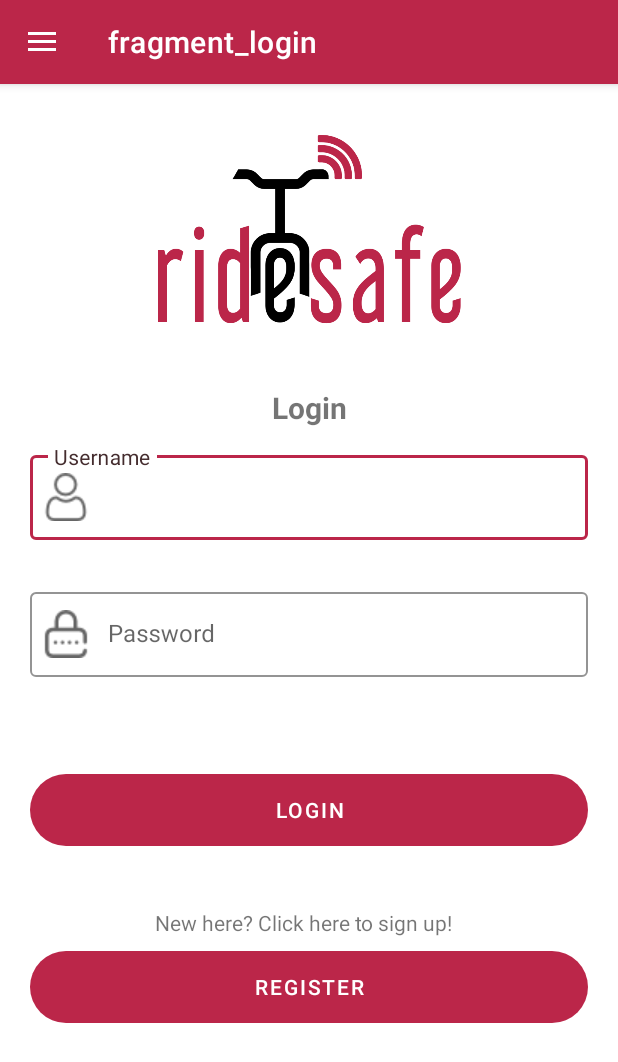
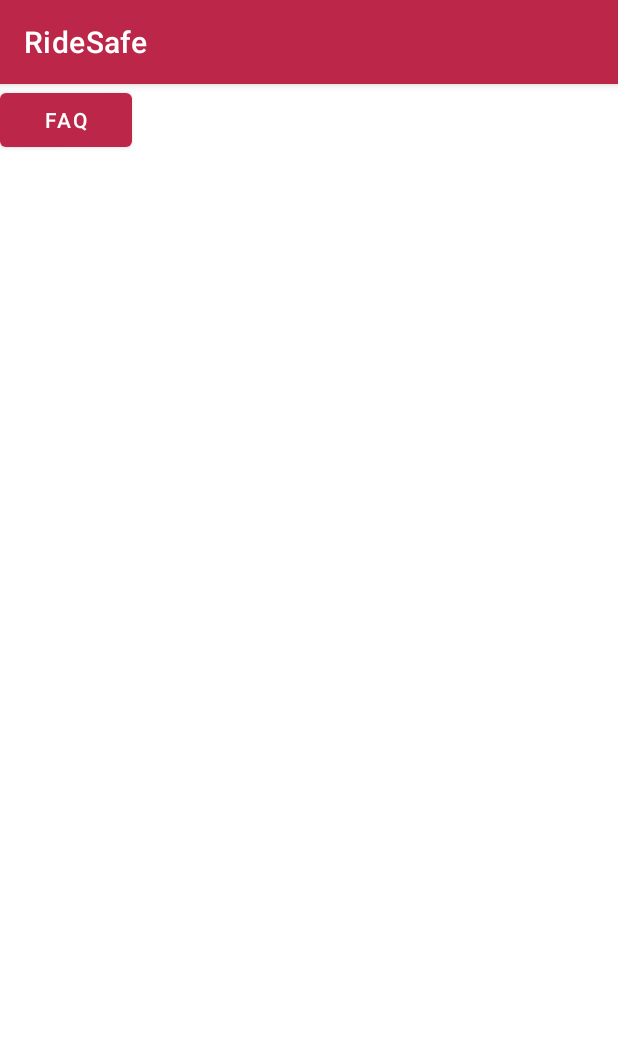
Before and after one commit to SirChubbx17/RideSafe, an Android app: the screen it shows after launch (MainActivity), on a phone screen of 412 x 824 dp. Shown: the top 1062 px of the screen. Run offline under Robolectric (Android 15) with nearby library versions, the phone set to English and light mode, and no system bars; our stand-ins replace data binding, navigation-ui; Roboto replaces fonts that are not available here.

Commit message:
updated faq

```diff
--- a/app/src/main/AndroidManifest.xml
+++ b/app/src/main/AndroidManifest.xml
@@ -28,6 +28,7 @@
                 android:name="android.app.lib_name"
                 android:value="" />
         </activity>
+        <activity android:name=".FAQ"></activity>
         <meta-data
             android:name="preloaded_fonts"
             android:resource="@array/preloaded_fonts" />
--- a/app/src/main/java/com/example/ridesafe/FAQ.kt
+++ b/app/src/main/java/com/example/ridesafe/FAQ.kt
@@ -32,5 +32,11 @@ class FAQ : AppCompatActivity() {
             "Lorem ipsum blah blah blah"
             )
         )
+        faqList.add(
+            FAQData(
+                "What is ridesafe?",
+                "Lorem ipsum blah blah blah"
+            )
+        )
     }
 }
--- a/app/src/main/java/com/example/ridesafe/MainActivity.kt
+++ b/app/src/main/java/com/example/ridesafe/MainActivity.kt
@@ -1,8 +1,10 @@
 package com.example.ridesafe
 
+import android.content.Intent
 import androidx.appcompat.app.AppCompatActivity
 import android.os.Bundle
 import android.view.MenuItem
+import android.widget.Button
 import androidx.appcompat.app.ActionBarDrawerToggle
 import androidx.databinding.DataBindingUtil
 import androidx.drawerlayout.widget.DrawerLayout
@@ -14,6 +16,17 @@ import com.google.android.material.navigation.NavigationView
 
 class MainActivity : AppCompatActivity() {
 
+    override fun onCreate(savedInstanceState: Bundle?) {
+        super.onCreate(savedInstanceState)
+        setContentView(R.layout.activity_main)
+
+        val button: Button = findViewById(R.id.btnFAQ)
+        button.setOnClickListener {
+            val intent = Intent(this@MainActivity, FAQ::class.java)
+            startActivity(intent)
+        }
+    }
+    /*
     private lateinit var drawerLayout: DrawerLayout
 
     override fun onCreate(savedInstanceState: Bundle?) {
@@ -31,7 +44,7 @@ class MainActivity : AppCompatActivity() {
     override fun onSupportNavigateUp(): Boolean {
         val navController = this.findNavController(R.id.myNavHostFragment)
         return NavigationUI.navigateUp(navController, drawerLayout)
-    }
+    }*/
 
 }
 
--- a/app/src/main/res/layout/activity_main.xml
+++ b/app/src/main/res/layout/activity_main.xml
@@ -4,7 +4,14 @@
     xmlns:app="http://schemas.android.com/apk/res-auto"
     tools:context="com.example.ridesafe.MainActivity">
 
-    <androidx.drawerlayout.widget.DrawerLayout
+    <Button
+        android:id="@+id/btnFAQ"
+        android:layout_width="wrap_content"
+        android:layout_height="wrap_content"
+        android:layout_centerInParent="true"
+        android:text="FAQ" />
+
+    <!--<androidx.drawerlayout.widget.DrawerLayout
         android:id="@+id/drawerLayout"
         android:layout_width="match_parent"
         android:layout_height="match_parent">
@@ -21,6 +28,7 @@
                 app:navGraph = "@navigation/navigation"
                 app:defaultNavHost = "true"
                 tools:layout="@layout/rs_frag_login" />
+
         </LinearLayout>
 
         <com.google.android.material.navigation.NavigationView
@@ -31,5 +39,7 @@
             app:headerLayout="@layout/nav_header"
             app:menu="@menu/nav_drawer"/>
 
-    </androidx.drawerlayout.widget.DrawerLayout>
+
+    </androidx.drawerlayout.widget.DrawerLayout>-->
+
 </layout>
--- a/app/src/main/res/layout/rs_frag_login.xml
+++ b/app/src/main/res/layout/rs_frag_login.xml
@@ -128,5 +128,7 @@
         app:layout_constraintEnd_toEndOf="parent"
         app:layout_constraintStart_toStartOf="parent"
         app:layout_constraintTop_toBottomOf="@+id/login_logo" />
+
+
 </androidx.constraintlayout.widget.ConstraintLayout>
 </layout>
--- a/app/src/main/res/navigation/navigation.xml
+++ b/app/src/main/res/navigation/navigation.xml
@@ -73,11 +73,11 @@
     </fragment>
     <fragment
         android:id="@+id/FAQFragment"
-        android:name="com.example.ridesafe.FAQFragment"
+        android:name="com.example.ridesafe.FAQ"
         android:label="fragment_faq"
         tools:layout="@layout/rs_frag_faq" >
         <action
-            android:id="@+id/action_FAQFragment_to_homeFragment"
+            android:id="@+id/action_FAQ_to_homeFragment"
             app:destination="@id/homeFragment" />
     </fragment>
     <fragment
```
Also changed, not shown: app/src/main/res/layout/rs_frag_faqrow.xml (+10 -5 lines).
